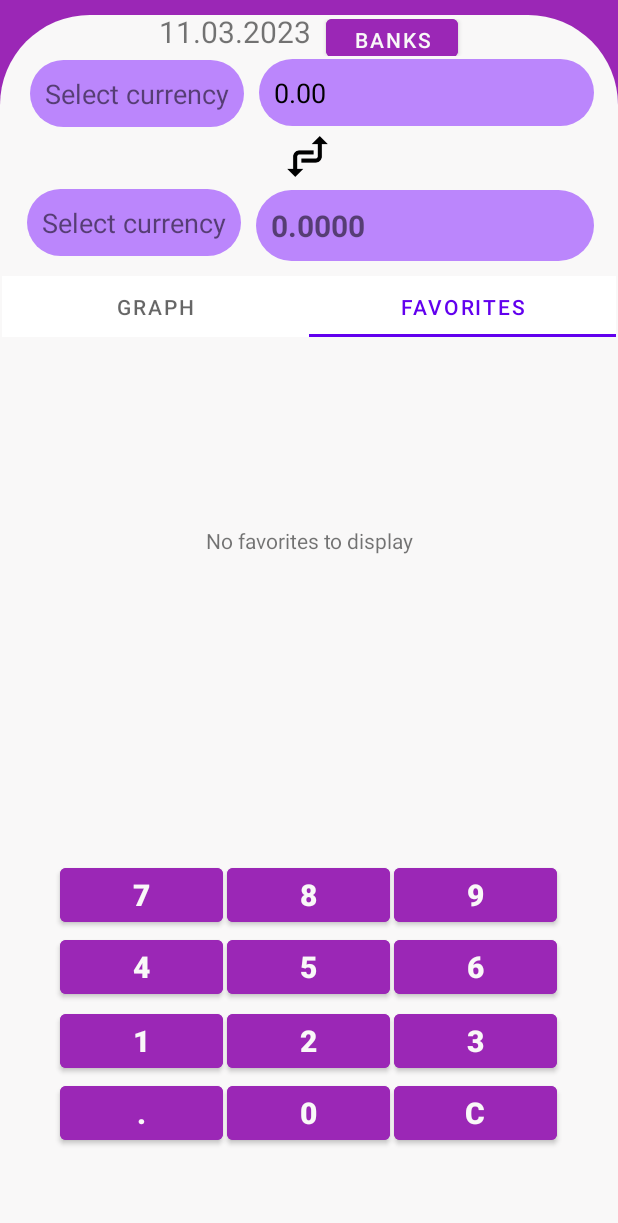
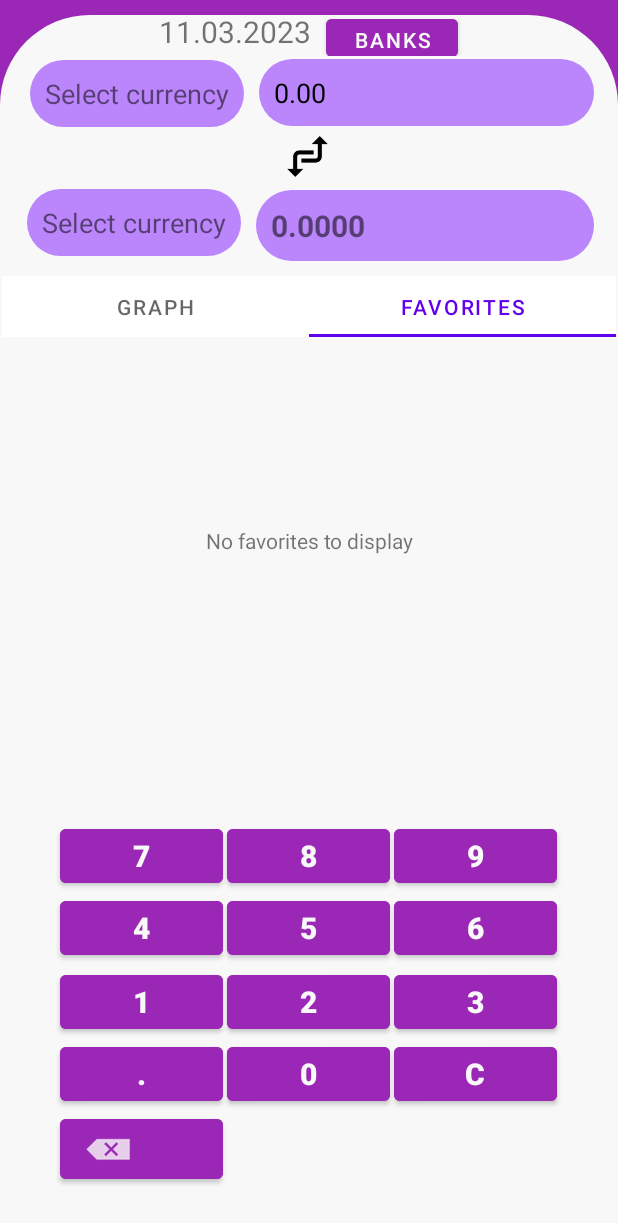
Before and after one commit to sam271091/ConverterKT, an Android app: the screen it shows after launch (MainActivity), tab 2 chosen, on a phone screen of 412 x 824 dp. Shown: the top 1223 px of the screen. Run offline under Robolectric (Android 15) with nearby library versions, the phone set to English and light mode, and no system bars; our stand-ins replace AdMob, Picasso, Room's generated code, RxJava; libraries missing offline, so code that uses them is left out: com.jjoe64.graphview, org.simpleframework.xml; plain views replace GraphView; pictures from the network do not load; Roboto replaces fonts that are not available here; 6 statements that could not run were skipped.

Commit message:
Added remove button

```diff
--- a/app/src/main/res/layout/activity_main.xml
+++ b/app/src/main/res/layout/activity_main.xml
@@ -65,7 +65,7 @@
             android:layout_marginEnd="16dp"
             android:background="@drawable/oval_shape"
             android:ems="10"
-            android:enabled="false"
+            android:enabled="true"
             android:inputType="numberDecimal"
             android:paddingStart="10dp"
             android:paddingTop="10dp"
@@ -341,6 +341,31 @@
                         android:textStyle="bold" />
 
                 </TableRow>
+
+                <TableRow
+                    android:layout_width="match_parent"
+                    android:layout_height="match_parent">
+
+                    <Button
+                        android:id="@+id/btn_remove"
+                        android:layout_width="fill_parent"
+                        android:layout_height="wrap_content"
+                        android:layout_marginStart="40dp"
+                        android:layout_marginTop="0dp"
+                        android:layout_marginEnd="1dp"
+                        android:layout_marginBottom="0dp"
+
+                        android:backgroundTint="@color/custom_color_background"
+                        android:onClick="onClickAction"
+                        android:text=""
+                        android:textColor="@color/mainwhite"
+                        android:textSize="@dimen/text_size_labels"
+                        android:textStyle="bold"
+                        app:icon="@android:drawable/ic_input_delete" />
+
+
+
+                </TableRow>
             </TableLayout>
         </LinearLayout>
 
```
Also changed, not shown: app/src/main/java/Apps/com/converterkt/MainActivity.kt (+55 -0 lines).
